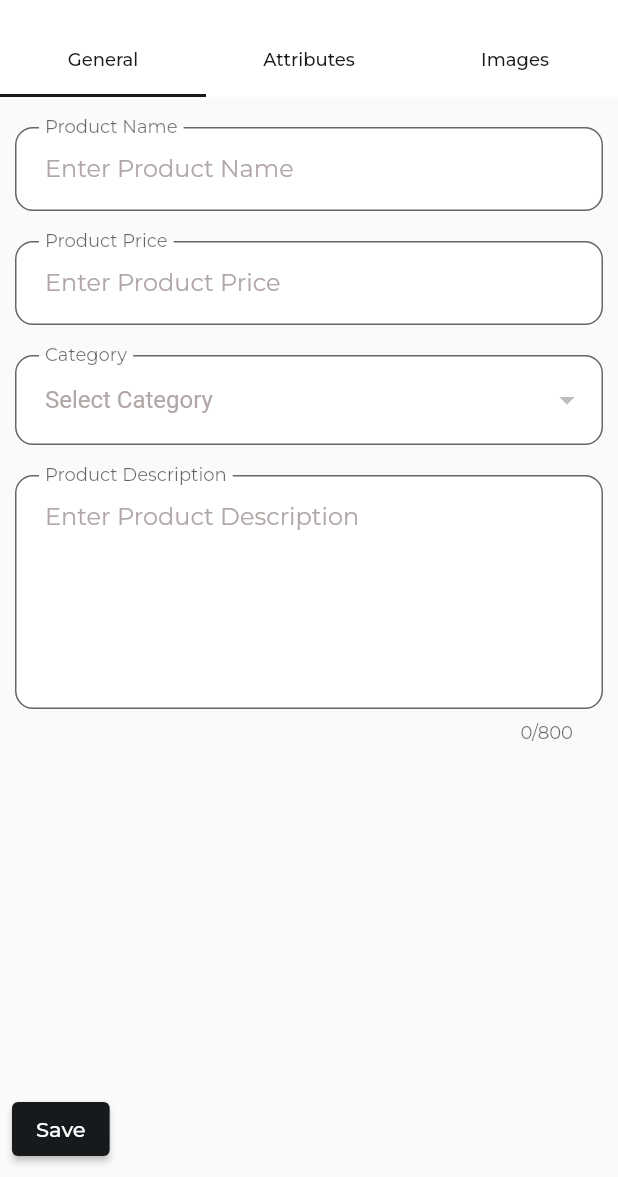
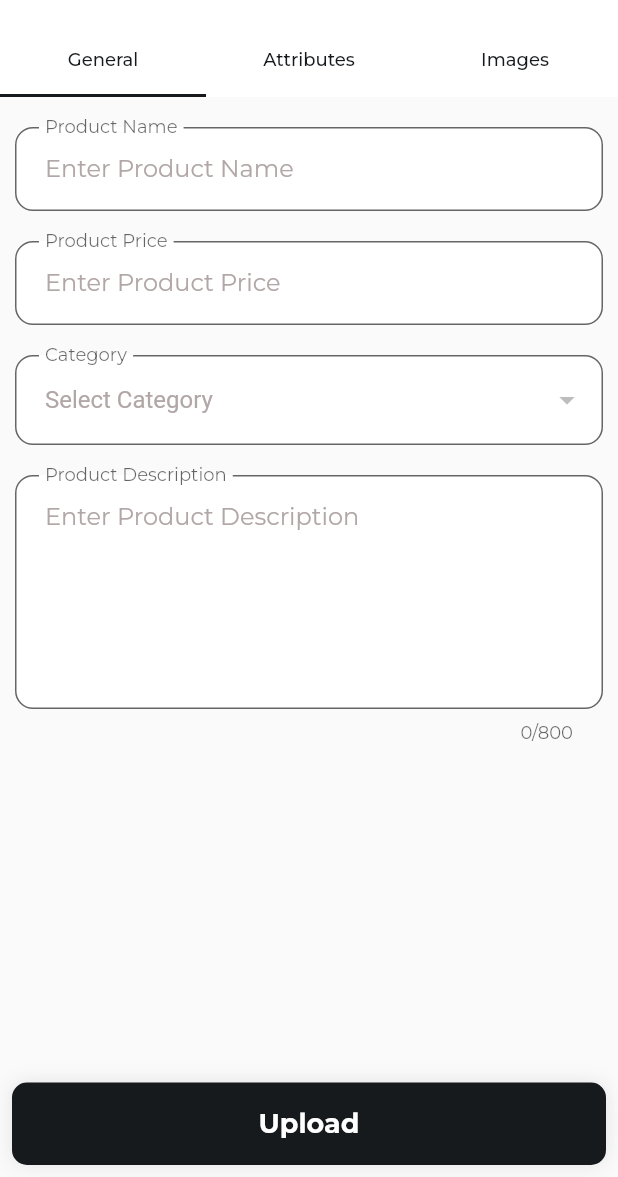
Before and after one commit to bryandk26/second_hand, a Flutter app: the UploadProductsView screen opened directly, on a phone screen of 412 x 824 dp, the part 59-1236 px from its top. Run offline on Flutter 3.47's test engine with Material 2 defaults, Android fonts, the phone set to English and light mode, and no system bars; our stand-ins replace cached_network_image, cloud_firestore, conditional_builder_null_safety, firebase_auth, firebase_core, firebase_storage and 7 more; accounts and stored records are empty.

Commit message:
change button for upload product

```diff
--- a/lib/vendors/views/vendor_nav_views/upload_product_views/upload_products_view.dart
+++ b/lib/vendors/views/vendor_nav_views/upload_product_views/upload_products_view.dart
@@ -3,6 +3,7 @@ import 'package:firebase_auth/firebase_auth.dart';
 import 'package:flutter/material.dart';
 import 'package:flutter_easyloading/flutter_easyloading.dart';
 import 'package:provider/provider.dart';
+import 'package:second_chance/buyers/views/widgets/button_global.dart';
 import 'package:second_chance/provider/product_provider.dart';
 import 'package:second_chance/theme.dart';
 import 'package:second_chance/utils/show_dialog.dart';
@@ -78,6 +79,7 @@ class UploadProductsView extends StatelessWidget {
   Widget build(BuildContext context) {
     final ProductProvider _product_provider =
         Provider.of<ProductProvider>(context);
+    bool _isLoading = false;
 
     return DefaultTabController(
       length: 3,
@@ -126,12 +128,11 @@ class UploadProductsView extends StatelessWidget {
           ),
           bottomSheet: Padding(
             padding: const EdgeInsets.all(8.0),
-            child: ElevatedButton(
-              style: ElevatedButton.styleFrom(backgroundColor: blackColor),
-              onPressed: () {
+            child: InkWell(
+              onTap: () {
                 _saveProduct(context, _product_provider);
               },
-              child: Text('Save'),
+              child: ButtonGlobal(isLoading: _isLoading, text: 'Upload'),
             ),
           ),
         ),
--- a/lib/vendors/views/vendor_nav_views/upload_product_views/upload_tab_screens/atrributes_tab_screen.dart
+++ b/lib/vendors/views/vendor_nav_views/upload_product_views/upload_tab_screens/atrributes_tab_screen.dart
@@ -53,6 +53,9 @@ class _AttributesTabScreenState extends State<AttributesTabScreen>
               maxLines: 8,
               maxLength: 800,
             ),
+            SizedBox(
+              height: 60,
+            ),
           ],
         ),
       ),
--- a/lib/vendors/views/vendor_nav_views/upload_product_views/upload_tab_screens/general_tab_screen.dart
+++ b/lib/vendors/views/vendor_nav_views/upload_product_views/upload_tab_screens/general_tab_screen.dart
@@ -107,6 +107,9 @@ class _GeneralTabScreenState extends State<GeneralTabScreen>
                 maxLines: 6,
                 maxLength: 800,
               ),
+              SizedBox(
+                height: 60,
+              ),
             ],
           ),
         ),
```
